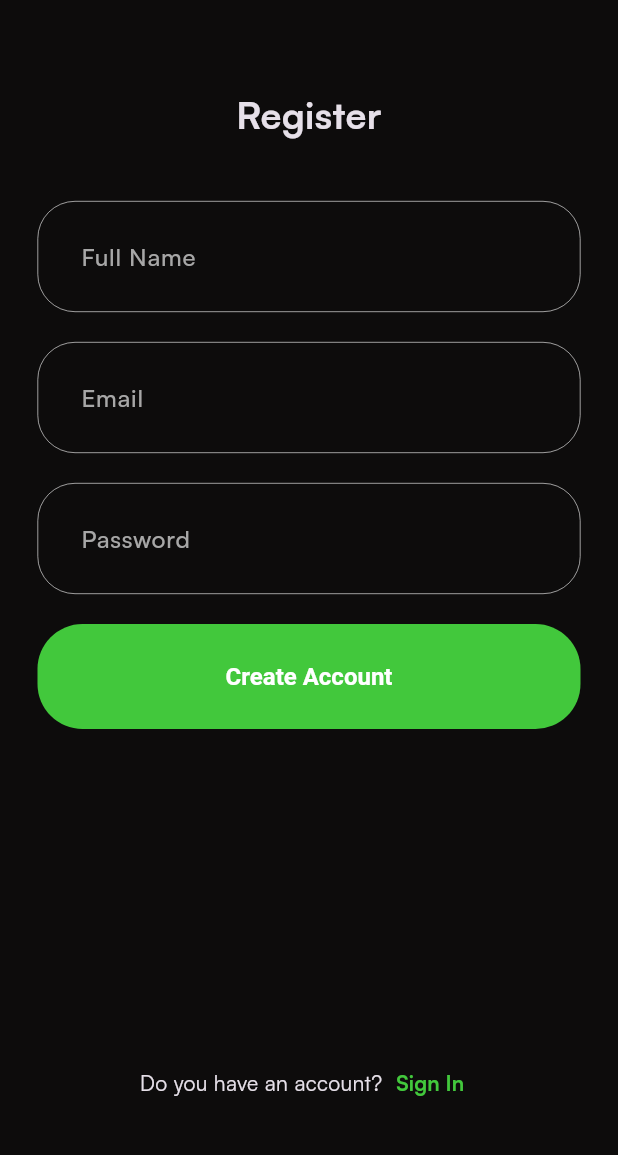
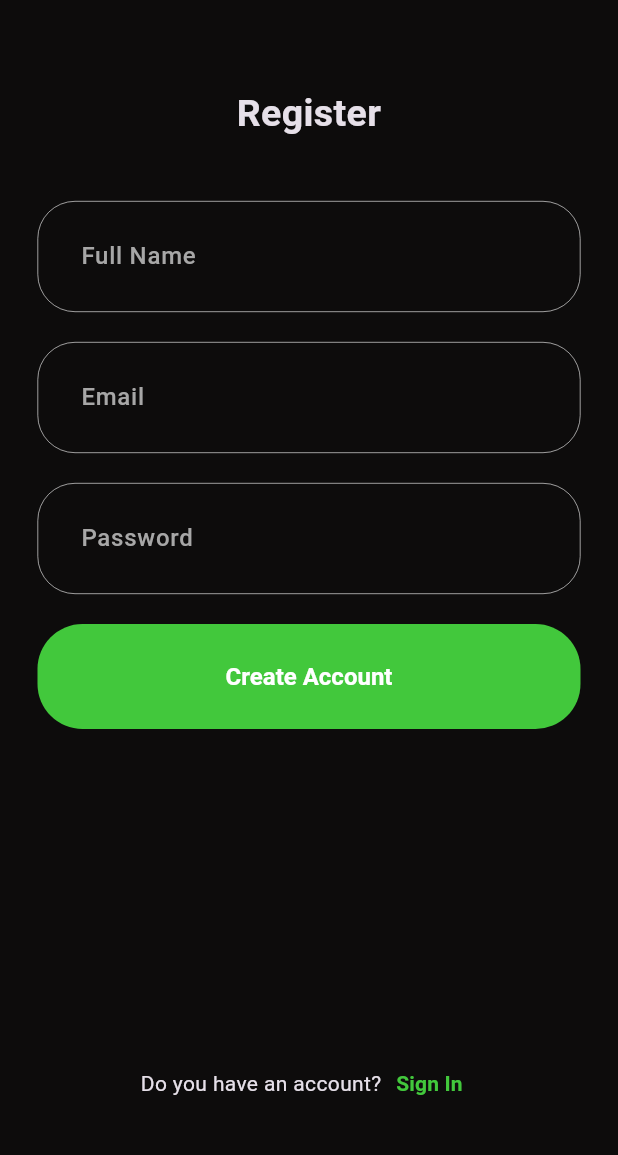
Before and after one commit to huukhuong/flutter-music-app, a Flutter app: the SignUpPage screen opened directly, on a phone screen of 412 x 824 dp, the part 72-1227 px from its top. Run offline on Flutter 3.47's test engine with Material 3 defaults, Android fonts, the phone set to English and light mode, and no system bars; our stand-ins replace dartz, firebase_auth, firebase_core, firebase_database, flutter_bloc, flutter_svg and 3 more; accounts and stored records are empty.

Commit message:
style: update using Google Font

```diff
--- a/lib/core/config/theme/app_theme.dart
+++ b/lib/core/config/theme/app_theme.dart
@@ -1,12 +1,14 @@
 import 'package:flutter/material.dart';
 import 'package:spotify_clone/core/config/theme/app_colors.dart';
+import 'package:google_fonts/google_fonts.dart';
 
 class AppTheme {
   static final lightTheme = ThemeData(
       primaryColor: AppColors.primary,
       scaffoldBackgroundColor: AppColors.lightBackground,
       brightness: Brightness.light,
-      fontFamily: 'Satoshi',
+      // fontFamily: 'Satoshi',
+      fontFamily: GoogleFonts.roboto().fontFamily,
       sliderTheme:
           SliderThemeData(overlayShape: SliderComponentShape.noOverlay),
       inputDecorationTheme: InputDecorationTheme(
@@ -36,7 +38,8 @@ class AppTheme {
       primaryColor: AppColors.primary,
       scaffoldBackgroundColor: AppColors.darkBackground,
       brightness: Brightness.dark,
-      fontFamily: 'Satoshi',
+      // fontFamily: 'Satoshi',
+      fontFamily: GoogleFonts.roboto().fontFamily,
       sliderTheme: SliderThemeData(
           overlayShape: SliderComponentShape.noOverlay,
           activeTrackColor: const Color(0xffB7B7B7),
--- a/lib/main.dart
+++ b/lib/main.dart
@@ -7,7 +7,6 @@ import 'package:path_provider/path_provider.dart';
 import 'package:spotify_clone/core/config/theme/app_theme.dart';
 import 'package:spotify_clone/firebase_options.dart';
 import 'package:spotify_clone/presentation/choose_mode/bloc/theme_cubit.dart';
-import 'package:spotify_clone/presentation/home/pages/home.dart';
 import 'package:spotify_clone/presentation/splash/pages/splash.dart';
 import 'package:spotify_clone/service_locator.dart';
 
@@ -41,8 +40,7 @@ class MainApp extends StatelessWidget {
             theme: AppTheme.lightTheme,
             darkTheme: AppTheme.darkTheme,
             debugShowCheckedModeBanner: false,
-            // home: const SplashPage(),
-            home: const HomePage(),
+            home: const SplashPage(),
           );
         },
       ),
--- a/lib/presentation/home/pages/home.dart
+++ b/lib/presentation/home/pages/home.dart
@@ -5,7 +5,6 @@ import 'package:spotify_clone/common/widgets/app_bar/app_bar.dart';
 import 'package:spotify_clone/core/config/assets/app_images.dart';
 import 'package:spotify_clone/core/config/assets/app_vectors.dart';
 import 'package:spotify_clone/core/config/theme/app_colors.dart';
-import 'package:spotify_clone/domain/entities/song/song.dart';
 import 'package:spotify_clone/presentation/home/widgets/news_song.dart';
 import 'package:spotify_clone/presentation/home/widgets/playlist.dart';
 
--- a/pubspec.yaml
+++ b/pubspec.yaml
@@ -23,6 +23,7 @@ dependencies:
   firebase_database:
   get_it:
   dartz:
+  google_fonts:
 
 dev_dependencies:
   flutter_test:
```
Also changed, not shown: pubspec.lock.
